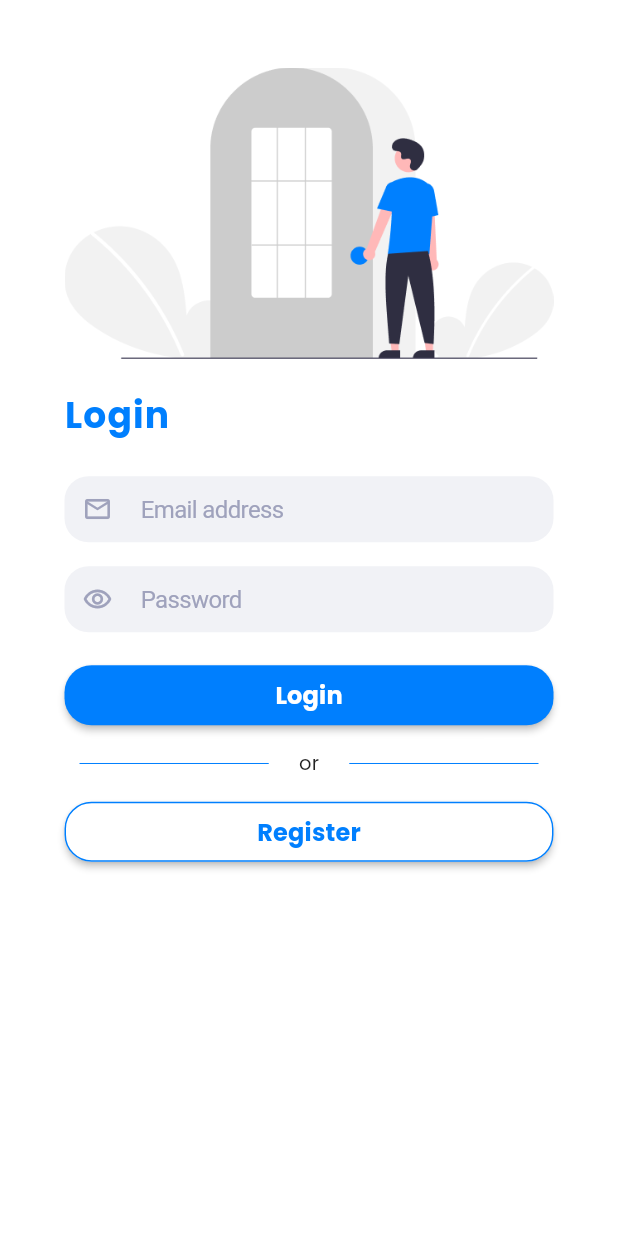
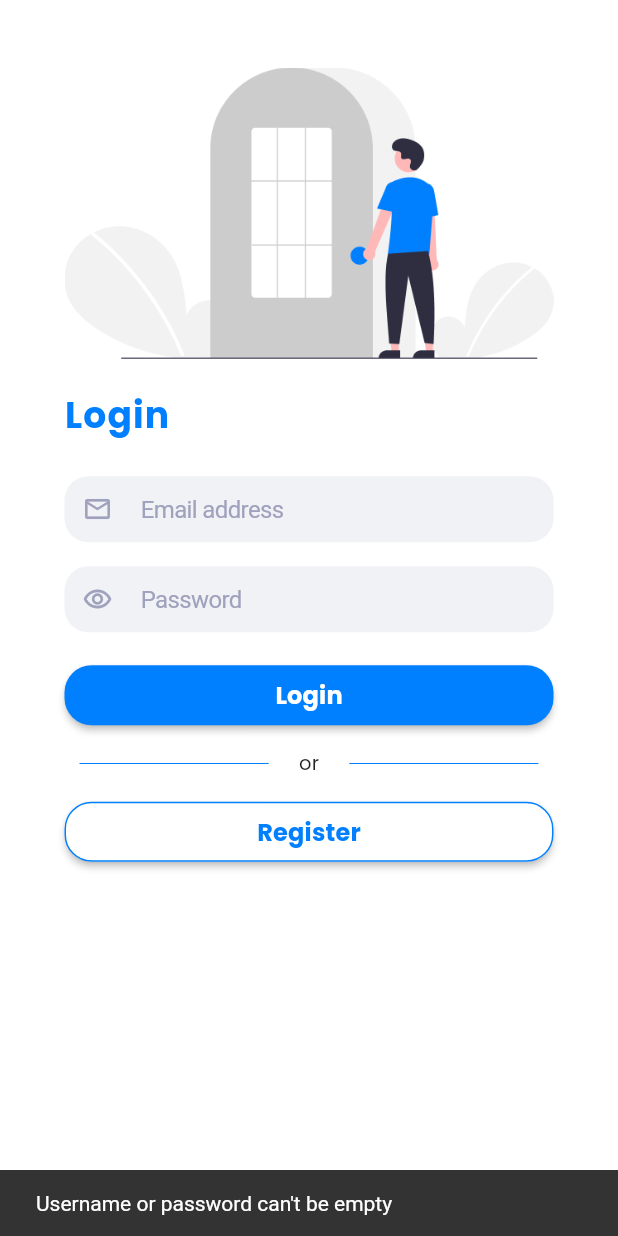
Before and after one commit to sempatpanick/e-warung, a Flutter app: the screen it shows after launch, after a tap on "Login", on a phone screen of 412 x 824 dp. Run offline on Flutter 3.47's test engine with Material 2 defaults, Android fonts, the phone set to English and light mode, and no system bars; our stand-ins replace google_fonts.

Commit message:
add backend login user with provider to API

```diff
--- /dev/null
+++ b/lib/data/api/api_service.dart
@@ -0,0 +1,22 @@
+import 'dart:convert';
+
+import 'package:ewarung/data/model/login_result.dart';
+import 'package:http/http.dart' as http;
+
+class ApiService {
+  static const String _baseUrl = 'https://e-warung.my.id/api/';
+
+  Future<LoginResult> login(http.Client client, String email, String password) async {
+    final response = await http.post(Uri.parse(_baseUrl + "/user/login.php"),
+        body: {"email": email, "password": password});
+    if (response.statusCode == 200) {
+      if (json.decode(response.body)['status']) {
+        return LoginResult.fromJson1(json.decode(response.body));
+      } else {
+        return LoginResult.fromJson2(json.decode(response.body));
+      }
+    } else {
+      throw Exception('Failed to login');
+    }
+  }
+}
--- /dev/null
+++ b/lib/data/model/login_result.dart
@@ -0,0 +1,58 @@
+class LoginResult {
+  LoginResult({
+    required this.status,
+    required this.message,
+    this.data,
+  });
+
+  bool status;
+  String message;
+  Data? data;
+
+  factory LoginResult.fromJson1(Map<String, dynamic> json) => LoginResult(
+    status: json["status"],
+    message: json["message"],
+    data: Data.fromJson(json["data"]),
+  );
+
+  factory LoginResult.fromJson2(Map<String, dynamic> json) => LoginResult(
+    status: json["status"],
+    message: json["message"],
+  );
+}
+
+class Data {
+  Data({
+    required this.id,
+    required this.username,
+    required this.email,
+    required this.password,
+    required this.nama,
+    required this.alamat,
+  });
+
+  String id;
+  String? username;
+  String email;
+  String password;
+  String? nama;
+  String? alamat;
+
+  factory Data.fromJson(Map<String, dynamic> json) => Data(
+    id: json["id"],
+    username: json["username"],
+    email: json["email"],
+    password: json["password"],
+    nama: json["nama"],
+    alamat: json["alamat"],
+  );
+
+  Map<String, dynamic> toJson() => {
+    "id": id,
+    "username": username,
+    "email": email,
+    "password": password,
+    "nama": nama,
+    "alamat": alamat,
+  };
+}
--- a/lib/main.dart
+++ b/lib/main.dart
@@ -1,6 +1,11 @@
 import 'package:ewarung/common/styles.dart';
+import 'package:ewarung/provider/login_provider.dart';
+import 'package:ewarung/ui/home_page.dart';
 import 'package:ewarung/ui/login_page.dart';
 import 'package:flutter/material.dart';
+import 'package:provider/provider.dart';
+
+import 'common/navigation.dart';
 
 void main() {
   runApp(const MyApp());
@@ -9,13 +14,21 @@ void main() {
 class MyApp extends StatelessWidget {
   const MyApp({Key? key}) : super(key: key);
 
-  // This widget is the root of your application.
   @override
   Widget build(BuildContext context) {
-    return MaterialApp(
-      title: 'Flutter Demo',
-      theme: lightTheme,
-      home: const LoginPage(),
+    return MultiProvider(
+      providers: [
+        ChangeNotifierProvider(create: (_) => LoginProvider())
+      ],
+      child: MaterialApp(
+        theme: lightTheme,
+        navigatorKey: navigatorKey,
+        initialRoute: LoginPage.routeName,
+        routes: {
+          LoginPage.routeName: (context) => const LoginPage(),
+          HomePage.routeName: (context) => HomePage(),
+        },
+      ),
     );
   }
 }
--- /dev/null
+++ b/lib/provider/login_provider.dart
@@ -0,0 +1,43 @@
+import 'package:ewarung/data/api/api_service.dart';
+import 'package:ewarung/data/model/login_result.dart';
+import 'package:ewarung/utils/get_connection.dart';
+import 'package:ewarung/utils/result_state_login.dart';
+import 'package:flutter/cupertino.dart';
+import 'package:http/http.dart' as http;
+
+class LoginProvider extends ChangeNotifier {
+  final ApiService apiService = ApiService();
+  final _getConnection = GetConnection();
+
+  late ResultStateLogin _loggedInStatus;
+  ResultStateLogin _registeredInStatus = ResultStateLogin.notRegistered;
+
+  ResultStateLogin get loggedInStatus => _loggedInStatus;
+
+  set loggedInStatus(ResultStateLogin value) {
+    _loggedInStatus = value;
+  }
+
+  ResultStateLogin get registeredInStatus => _registeredInStatus;
+
+  set registeredInStatus(ResultStateLogin value) {
+    _registeredInStatus = value;
+  }
+
+  Future<LoginResult> fetchLogin(String email, String password) async {
+    try {
+      notifyListeners();
+      final connection = await _getConnection.getConnection();
+      if (connection) {
+        notifyListeners();
+        return await apiService.login(http.Client(), email, password);
+      } else {
+        notifyListeners();
+        return LoginResult(status: false, message: "Error connection");
+      }
+    } catch (e) {
+      notifyListeners();
+      return LoginResult(status: false, message: "Failed to login");
+    }
+  }
+}
--- a/lib/ui/login_page.dart
+++ b/lib/ui/login_page.dart
@@ -1,9 +1,14 @@
 import 'package:ewarung/common/styles.dart';
+import 'package:ewarung/data/model/login_result.dart';
+import 'package:ewarung/provider/login_provider.dart';
+import 'package:ewarung/ui/home_page.dart';
 import 'package:flutter/cupertino.dart';
 import 'package:flutter/material.dart';
+import 'package:provider/provider.dart';
 
 class LoginPage extends StatefulWidget {
   const LoginPage({Key? key}) : super(key: key);
+  static const routeName = '/login';
 
   @override
   State<LoginPage> createState() => _LoginPageState();
@@ -12,12 +17,15 @@ class LoginPage extends StatefulWidget {
 class _LoginPageState extends State<LoginPage> {
   final TextEditingController _emailTextController = TextEditingController();
   final TextEditingController _passwordTextController = TextEditingController();
+  bool _isLoading = false;
 
   @override
   Widget build(BuildContext context) {
+    LoginProvider auth = Provider.of<LoginProvider>(context);
+
     return Scaffold(
       body: SafeArea(
-        child: SingleChildScrollView(
+        child: _isLoading ? const Center(child: CircularProgressIndicator()) : SingleChildScrollView(
           child: Padding(
             padding: const EdgeInsets.symmetric(vertical: 45.0, horizontal: 43.0),
             child: Column(
@@ -79,10 +87,19 @@ class _LoginPageState extends State<LoginPage> {
                 ),
                 const SizedBox(height: 22,),
                 SizedBox(
-                  width: double.infinity,
+                  width: MediaQuery.of(context).size.width,
                   height: 40.0,
                   child: ElevatedButton(
-                    onPressed: () {},
+                    onPressed: () {
+                      if (_emailTextController.text.isEmpty || _passwordTextController.text.isEmpty) {
+                        showNotification(context, "Username or password can't be empty");
+                      } else {
+                        setState(() {
+                          _isLoading = true;
+                        });
+                        signIn(auth);
+                      }
+                    },
                     style: ElevatedButton.styleFrom(
                       primary: primaryColor,
                       shape: RoundedRectangleBorder(
@@ -120,7 +137,7 @@ class _LoginPageState extends State<LoginPage> {
                 ),
                 const SizedBox(height: 16,),
                 SizedBox(
-                  width: double.infinity,
+                  width: MediaQuery.of(context).size.width,
                   height: 40.0,
                   child: ElevatedButton(
                     onPressed: () {},
@@ -145,6 +162,37 @@ class _LoginPageState extends State<LoginPage> {
     );
   }
 
+  signIn(LoginProvider auth) async {
+    try {
+      final Future<LoginResult> response = auth.fetchLogin(_emailTextController.text, _passwordTextController.text);
+
+      response.then((value) {
+        if (value.status) {
+          setState(() {
+            _isLoading = false;
+          });
+          Navigator.pushReplacementNamed(context, HomePage.routeName);
+          showNotification(context, value.data!.email);
+        } else {
+          setState(() {
+            _isLoading = false;
+          });
+          showNotification(context, value.message);
+        }
+      });
+    } catch (e) {
+      setState(() {
+        _isLoading = false;
+      });
+      showNotification(context, "Error : $e");
+    }
+  }
+
+  void showNotification(BuildContext context, String message) {
+    ScaffoldMessenger.of(context)
+        .showSnackBar(SnackBar(content: Text(message)));
+  }
+
   @override
   void dispose() {
     _emailTextController.dispose();
--- /dev/null
+++ b/lib/utils/result_state_login.dart
@@ -0,0 +1,9 @@
+enum ResultStateLogin {
+  notLoggedIn,
+  notRegistered,
+  loggedIn,
+  registered,
+  authenticating,
+  registering,
+  loggedOut
+}
--- a/pubspec.yaml
+++ b/pubspec.yaml
@@ -35,6 +35,10 @@ dependencies:
   # Use with the CupertinoIcons class for iOS style icons.
   cupertino_icons: ^1.0.2
   google_fonts: ^2.1.0
+  http: ^0.13.4
+  provider: ^6.0.1
+  connectivity: ^3.0.6
+  shared_preferences: ^2.0.9
 
 dev_dependencies:
   flutter_test:
```
Also changed, not shown: lib/common/navigation.dart (added, +11 -0 lines), lib/ui/home_page.dart (added, +14 -0 lines), lib/widgets/custom_notification.dart (added, +15 -0 lines), pubspec.lock. Lines whose indentation alone changed are shown as unchanged.
